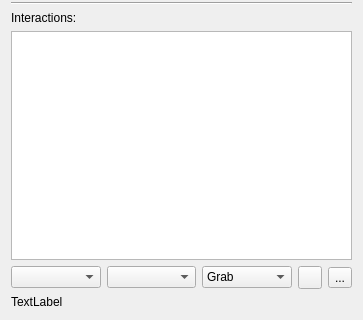
First picture: the form in Plugins/VR/pqVRDockPanel.ui, repository Kitware/ParaView, before the edit; both pictures show x 0 to 363 and y 293 to 613 of the 363 by 613 pixel window.
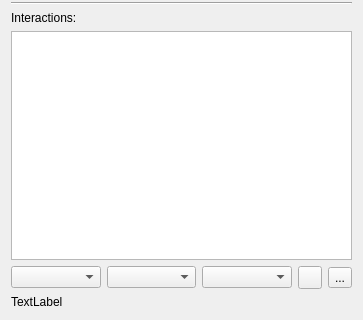
Second picture: the form after the edit. Icons and pictures are not drawn. Custom widgets are drawn as their Qt base class.

Diff of the .ui file:
```diff
--- a/Plugins/VR/pqVRDockPanel.ui
+++ b/Plugins/VR/pqVRDockPanel.ui
@@ -44,16 +44,6 @@
        <property name="sizeAdjustPolicy">
         <enum>QComboBox::AdjustToContents</enum>
        </property>
-       <item>
-        <property name="text">
-         <string>Grab</string>
-        </property>
-       </item>
-       <item>
-        <property name="text">
-         <string>Track</string>
-        </property>
-       </item>
       </widget>
      </item>
      <item>
```
